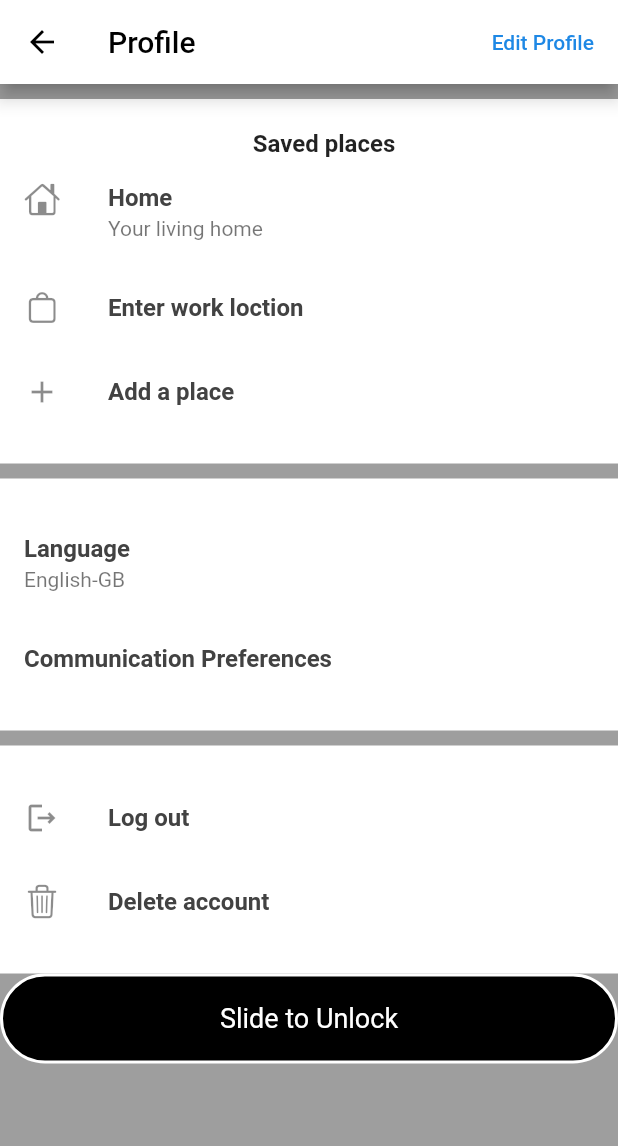
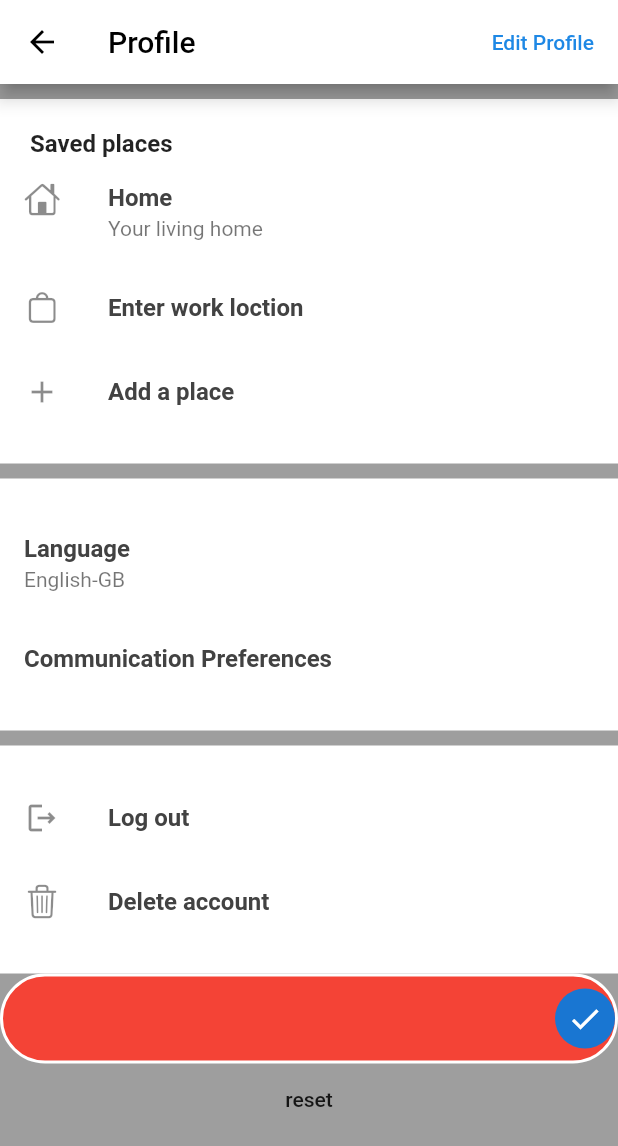
Before and after one commit to hiranmohanan/tracking_app_screens, a Flutter app: the screen it shows after launch, on a phone screen of 412 x 824 dp. Shown: the top 1146 px of the screen. Run offline on Flutter 3.47's test engine with Material 2 defaults, Android fonts, the phone set to English and light mode, and no system bars.

Commit message:
ui created but function pending

```diff
--- a/lib/screens_traking_app/profile_screen.dart
+++ b/lib/screens_traking_app/profile_screen.dart
@@ -21,8 +21,8 @@ class _ProfileLoginScreenState extends State<ProfileLoginScreen> {
     );
     TextStyle titlestyle =
         const TextStyle(fontWeight: FontWeight.bold, fontSize: 16);
-    TextStyle listtitlestyle =
-         TextStyle(fontWeight: FontWeight.w600, fontSize: 16,color: Colors.grey[800]);
+    TextStyle listtitlestyle = TextStyle(
+        fontWeight: FontWeight.w600, fontSize: 16, color: Colors.grey[800]);
     return Scaffold(
       backgroundColor: Colors.grey,
       appBar: AppBar(
@@ -47,9 +47,8 @@ class _ProfileLoginScreenState extends State<ProfileLoginScreen> {
                   style: TextStyle(color: Colors.blue[600]),
                 ))
           ]),
-      body:SingleChildScrollView(
+      body: SingleChildScrollView(
         physics: const AlwaysScrollableScrollPhysics(),
-
         child: Column(
           // shrinkWrap: true,
 
@@ -59,27 +58,32 @@ class _ProfileLoginScreenState extends State<ProfileLoginScreen> {
               padding: containerpadding,
               decoration: containerdecoration,
               child: Column(
-
                 children: [
-                  Padding(
+                  Align(
+                    alignment: Alignment.centerLeft,
+                    child: Padding(
                       padding: const EdgeInsets.only(left: 20),
                       child: Text(
                         "Saved places",
                         style: titlestyle,
                       ),
                     ),
+                  ),
                   ListTile(
                     leading: const Icon(CupertinoIcons.home),
-                    title: Text("Home",style: listtitlestyle,),
+                    title: Text(
+                      "Home",
+                      style: listtitlestyle,
+                    ),
                     subtitle: const Text("Your living home"),
                   ),
                   ListTile(
                     leading: Icon(CupertinoIcons.bag),
-                    title: Text("Enter work loction",style: listtitlestyle),
+                    title: Text("Enter work loction", style: listtitlestyle),
                   ),
                   ListTile(
                     leading: Icon(Icons.add),
-                    title: Text("Add a place",style: listtitlestyle),
+                    title: Text("Add a place", style: listtitlestyle),
                   ),
                 ],
               ),
@@ -89,14 +93,14 @@ class _ProfileLoginScreenState extends State<ProfileLoginScreen> {
               padding: containerpadding,
               margin: containermargin,
               child: Column(
-
                 children: [
                   ListTile(
-                    title: Text("Language",style: listtitlestyle),
+                    title: Text("Language", style: listtitlestyle),
                     subtitle: Text("English-GB"),
                   ),
                   ListTile(
-                    title: Text("Communication Preferences",style: listtitlestyle),
+                    title: Text("Communication Preferences",
+                        style: listtitlestyle),
                   ),
                 ],
               ),
@@ -106,15 +110,14 @@ class _ProfileLoginScreenState extends State<ProfileLoginScreen> {
               padding: containerpadding,
               margin: containermargin,
               child: Column(
-
                 children: [
                   ListTile(
                     leading: Icon(Icons.logout_outlined),
-                    title: Text("Log out",style: listtitlestyle),
+                    title: Text("Log out", style: listtitlestyle),
                   ),
                   ListTile(
                     leading: Icon(CupertinoIcons.delete),
-                    title: Text("Delete account",style: listtitlestyle),
+                    title: Text("Delete account", style: listtitlestyle),
                   ),
                 ],
               ),
@@ -166,33 +169,50 @@ class _ProfileLoginScreenState extends State<ProfileLoginScreen> {
                 }
               },
               child: AnimatedContainer(
-
                   duration: Duration(milliseconds: 300),
                   //  width: _unlocked ? 0 : _position,
                   height: 60,
                   alignment: Alignment.center,
                   decoration: BoxDecoration(
-                   color: Colors.black,
+                    color: _unlocked ? Colors.green : Colors.red,
                     border: Border.all(
                       color: Colors.white,
                       width: 2,
                     ),
                     borderRadius: BorderRadius.circular(30),
                   ),
-                 child: _unlocked
-                     ? Icon(
+                  child: Stack(
+                    children: [
+                      _unlocked
+                          ? Align(
+                              alignment: Alignment.centerLeft,
+                              child: CircleAvatar(
+                                child: Icon(
+                                  Icons.arrow_forward_outlined,
+                                  color: Colors.white,
+                                ),
+                              ),
+                            )
+                          : Align(
+                              alignment: Alignment.centerRight,
+                              child: CircleAvatar(
+                                child: Icon(
                                   Icons.check,
                                   color: Colors.white,
-                       )
-                     : Text(
-                         'Slide to Unlock',
-                         style: TextStyle(
-                           color: Colors.white,
-                           fontSize: 18,
                                 ),
                               ),
+                            )
+                    ],
+                  )),
             ),
-             ),
+            MaterialButton(
+              child: Text("reset"),
+              onPressed: (){
+              setState(() {
+                _unlocked =!_unlocked;
+                _position = 500;
+              });
+            })
           ],
         ),
       ),
```
Lines whose indentation alone changed are shown as unchanged.
